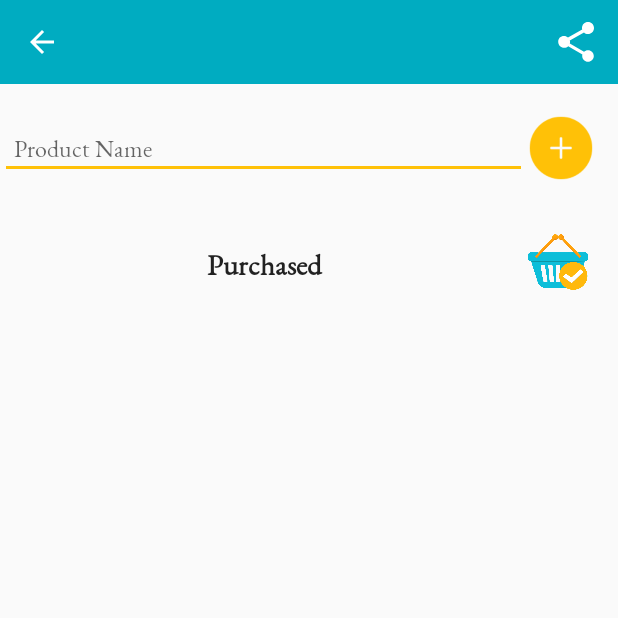
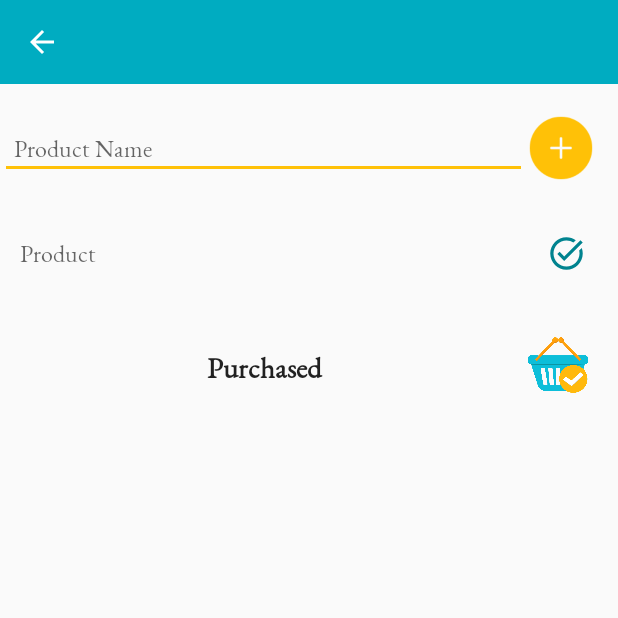
Before and after one commit to LenaShervarly/GoalPlanner, an Android app: the ProductsSettingActivity screen opened directly, with no data from a screen before it, after a tap on an icon or button, on a phone screen of 412 x 824 dp, the top half of it. Run offline under Robolectric (Android 15) with nearby library versions, the light colour scheme and no system bars.

Commit message:
Enable drag and drop in planning lists and possibility to update categories

```diff
--- a/app/src/main/java/com/shervarly/lena/goalplanner/GlobalVariables.kt
+++ b/app/src/main/java/com/shervarly/lena/goalplanner/GlobalVariables.kt
@@ -1,8 +1,6 @@
 package com.shervarly.lena.goalplanner
 
 import android.content.Context
-import android.view.View
-import android.widget.ArrayAdapter
 import com.j256.ormlite.android.apptools.OpenHelperManager
 import dbmodule.DatabaseHelper
 
@@ -10,7 +8,7 @@
  * Created by elena on 21.01.2018.
  */
 
-val CATEGORY_TITLE = "CATEGORY_TITLE"
+const val CATEGORY_TITLE = "CATEGORY_TITLE"
 
 fun getDBHelper(context: Context): DatabaseHelper {
     return OpenHelperManager.getHelper(context, DatabaseHelper::class.java)
--- /dev/null
+++ b/app/src/main/java/com/shervarly/lena/goalplanner/IAdapter.kt
@@ -0,0 +1,5 @@
+package com.shervarly.lena.goalplanner
+
+interface IAdapter {
+    fun onRowMoved(fromPosition: Int, toPosition: Int)
+}
--- a/app/src/main/java/com/shervarly/lena/goalplanner/ProductsSettingActivity.kt
+++ b/app/src/main/java/com/shervarly/lena/goalplanner/ProductsSettingActivity.kt
@@ -1,7 +1,6 @@
 package com.shervarly.lena.goalplanner
 
 import android.content.Context
-import android.content.Intent
 import android.graphics.Paint
 import android.os.Bundle
 import android.view.*
@@ -14,70 +13,48 @@
 import java.util.*
 import androidx.appcompat.app.ActionBar
 import androidx.appcompat.app.AppCompatActivity
-import androidx.appcompat.widget.ShareActionProvider
 import androidx.appcompat.widget.Toolbar
-import androidx.core.view.MenuItemCompat
+import androidx.recyclerview.widget.ItemTouchHelper
+import androidx.recyclerview.widget.LinearLayoutManager
+import androidx.recyclerview.widget.RecyclerView
 
 
 class ProductsSettingActivity : AppCompatActivity() {
-    private lateinit var productsListView: ListView
-    private lateinit var purchasedPoductsListView: ListView
+    private lateinit var purchasedProductsListView: ListView
     private lateinit var categoryTitle: String
     private lateinit var productDAO: Dao<ProductDTO, Int>
-    private var allProducts: List<ProductDTO> = ArrayList()
+    private var productsToBuy: List<ProductDTO> = ArrayList()
     private var purchasedProducts: List<ProductDTO> = ArrayList()
     private lateinit var databaseHelper: DatabaseHelper
-    lateinit var shareActionProvider: ShareActionProvider
+    private lateinit var touchHelper: ItemTouchHelper
 
     override fun onCreate(savedInstanceState: Bundle?) {
         super.onCreate(savedInstanceState)
         setContentView(R.layout.activity_products_setting)
 
-        categoryTitle = intent.getStringExtra(CATEGORY_TITLE)
-        val textForMyTitle = "$categoryTitle"
+        categoryTitle = intent.getStringExtra(CATEGORY_TITLE) ?: ""
 
         val toolbar: Toolbar? = findViewById(R.id.toolbar)
         if (toolbar != null) {
             setSupportActionBar(toolbar)
-            supportActionBar?.title = textForMyTitle
+            supportActionBar?.title = categoryTitle
         }
-        var actionBar: ActionBar? = supportActionBar
+        val actionBar: ActionBar? = supportActionBar
         actionBar?.setDisplayHomeAsUpEnabled(true)
 
         databaseHelper = getDBHelper()
         productDAO = databaseHelper.getProductsDao()
 
-        productsListView = findViewById(R.id.products_list)
-        purchasedPoductsListView = findViewById(R.id.purchased_products_list)
+        purchasedProductsListView = findViewById(R.id.purchased_products_list)
         updateUI()
-    }
-
-    override fun onCreateOptionsMenu(menu: Menu): Boolean {
-        menuInflater.inflate(R.menu.main_menu, menu)
-        val shareButton: MenuItem = menu.findItem(R.id.action_share)
-        shareActionProvider = MenuItemCompat.getActionProvider(shareButton) as ShareActionProvider
-        val message = StringBuilder()
-        message.append("Just look! My products for the next  are: \n")
-        productDAO.queryForAll()
-                .map { productDTO -> productDTO.productName }
-                .forEach{productName -> message.append(productName + "\n")}
-        setShareActionIntent(message.toString())
-        return super.onCreateOptionsMenu(menu)
-    }
-
-    private fun setShareActionIntent(message: String) {
-        val intent = Intent(Intent.ACTION_SEND)
-        intent.type = "text/plain"
-        intent.putExtra(Intent.EXTRA_TEXT, message)
-        shareActionProvider.setShareIntent(intent)
     }
 
     fun addProduct(view: View){
         val productsTextView: EditText = (view.parent as View).findViewById(R.id.new_product)
-        val productName = productsTextView.text.toString().capitalize()
+        val productName = productsTextView.text.toString().capitalize(Locale.ROOT)
 
         val purchased = false
-        val newProduct = ProductDTO(0, categoryTitle, productName, purchased )
+        val newProduct = ProductDTO(0, categoryTitle, productName, purchased, productsToBuy.size )
 
         productDAO.createIfNotExists(newProduct)
         updateUI()
@@ -85,7 +62,7 @@
     }
 
     fun resetBasket(view: View) {
-        var purchasedProducts = databaseHelper.getProductsByCategoryAndPurchasedStatus(categoryTitle, true)
+        val purchasedProducts = databaseHelper.getProductsByCategoryAndPurchasedStatus(categoryTitle, true)
         purchasedProducts.forEach {
             product -> product.purchased = false
             productDAO.update(product)
@@ -97,9 +74,9 @@
         return OpenHelperManager.getHelper(this, DatabaseHelper::class.java)
     }
 
-    fun updateProduct(product: ProductDTO){
+    fun updatePurchasedStatus(product: ProductDTO){
         try {
-            var productToUpdate = databaseHelper.getProductsById(product.productId)
+            val productToUpdate = databaseHelper.getProductsById(product.productId)
             productToUpdate.purchased = !productToUpdate.purchased
             productDAO.update(productToUpdate)
         } catch (e: SQLException){
@@ -109,58 +86,106 @@
     }
 
     private fun updateUI(){
-        allProducts = databaseHelper.getProductsByCategoryAndPurchasedStatus(categoryTitle, false)
+        productsToBuy = databaseHelper.getProductsByCategoryAndPurchasedStatus(categoryTitle, false).sortedBy { prod -> prod.order }
         purchasedProducts = databaseHelper.getProductsByCategoryAndPurchasedStatus(categoryTitle, true)
-        productsListView.adapter = CustomAdapter(this, R.layout.item, allProducts)
-        purchasedPoductsListView.adapter = PurchasedCustomAdapter(this, R.layout.item_purchased, purchasedProducts)
+        purchasedProductsListView.adapter = PurchasedCustomAdapter(this, R.layout.item_purchased, purchasedProducts)
+
+        val productsRecyclerView: RecyclerView = findViewById(R.id.recycler_view_products)
+        val adapter = ProductsAdapter( productsToBuy)
+        val callback: ItemTouchHelper.Callback = ItemMoveCallbackListener(adapter)
+        touchHelper = ItemTouchHelper(callback)
+        touchHelper.attachToRecyclerView(productsRecyclerView)
+        productsRecyclerView.adapter = adapter
+        productsRecyclerView.layoutManager = LinearLayoutManager(this)
     }
 
-    fun removeProduct(position: Int){
+    fun removeProduct(product: ProductDTO){
         try {
-            productDAO.delete(productDAO.queryForAll()[position])
+            productDAO.delete(product)
         } catch (e: SQLException){
             e.printStackTrace()
         }
         updateUI()
     }
 
-    inner class CustomAdapter(context: Context, resource: Int, private val productsToBuy: List<ProductDTO>): ArrayAdapter<ProductDTO>(context, resource, productsToBuy) {
+    inner class ProductsAdapter(private val products: List<ProductDTO>): IAdapter,
+        RecyclerView.Adapter<ProductsSettingActivity.ProductsAdapter.ProductViewHolder>(), ItemMoveCallbackListener.Listener {
+        inner class ProductViewHolder(view: View) : RecyclerView.ViewHolder(view) {
 
-        override fun getView(position: Int, convertView: View?, parent: ViewGroup): View? {
-            var convertView = convertView
-            if (convertView == null)
-                convertView = LayoutInflater.from(context).inflate(R.layout.item, parent, false)
+            private val productNameField = itemView.findViewById(R.id.product_title) as TextView
+            private val productPurchasedCheckBox = itemView.findViewById(R.id.product_done) as Button
 
-            val productNameField = convertView?.findViewById(R.id.product_title) as TextView
-            val productPurchasedCheckBox = convertView?.findViewById(R.id.product_purchased_status) as CheckBox
+            fun bind(productDTO: ProductDTO) {
+                productPurchasedCheckBox.setOnClickListener {
+                    updatePurchasedStatus(productDTO)
+                }
+                productNameField.text = productDTO.productName
 
-            productPurchasedCheckBox.setOnClickListener { view ->
-                productPurchasedCheckBox.isChecked = true
-                updateProduct(productsToBuy[position])
+                productNameField.setOnDragListener { _, event ->
+                    if (event.action == MotionEvent.ACTION_DOWN) {
+                        touchHelper.startDrag(this)
+                    }
+                    return@setOnDragListener true
+                }
             }
-            productNameField.text = productsToBuy[position].productName
+        }
 
-            return convertView
-        }
+            override fun onCreateViewHolder(parent: ViewGroup, viewType: Int):
+                    ProductsSettingActivity.ProductsAdapter.ProductViewHolder {
+                val view =  LayoutInflater.from(parent.context).inflate(R.layout.item_product, parent, false)
+                return ProductViewHolder(view)
+            }
+
+            override fun onBindViewHolder(holder: ProductsSettingActivity.ProductsAdapter.ProductViewHolder, position: Int) {
+                val product = products[position]
+                holder.bind(product)
+            }
+
+            override fun getItemCount() = products.size
+
+            override fun onRowMoved(fromPosition: Int, toPosition: Int) {
+                if (fromPosition < toPosition) {
+                    for (i in fromPosition until toPosition) {
+                        Collections.swap(products, i, i + 1)
+                    }
+                } else {
+                    for (i in fromPosition downTo toPosition + 1) {
+                        Collections.swap(products, i, i - 1)
+                    }
+                }
+                val currentOrder = products[fromPosition].order
+                products[fromPosition].order = products[toPosition].order
+                products[toPosition].order = currentOrder
+                productDAO.update(products[fromPosition])
+                productDAO.update(products[toPosition])
+                notifyItemMoved(fromPosition, toPosition)
+            }
+
+            override fun onRowSelected(itemViewHolder: CategoryActivity.CategoryViewAdapter.CategoryViewHolder) {
+            }
+
+            override fun onRowClear(itemViewHolder: CategoryActivity.CategoryViewAdapter.CategoryViewHolder) {
+            }
     }
 
     inner class PurchasedCustomAdapter(context: Context, resource: Int, private val purchasedProducts: List<ProductDTO>): ArrayAdapter<ProductDTO>(context, resource, purchasedProducts) {
 
-        override fun getView(position: Int, convertView: View?, parent: ViewGroup): View? {
-            var convertView = convertView
+        override fun getView(position: Int, viewParam: View?, parent: ViewGroup): View {
+            var convertView = viewParam
             if (convertView == null)
                 convertView = LayoutInflater.from(context).inflate(R.layout.item_purchased, parent, false)
 
             val productNameField = convertView?.findViewById(R.id.purchased_title) as TextView
             productNameField.text = purchasedProducts[position].productName
             productNameField.paintFlags = Paint.STRIKE_THRU_TEXT_FLAG
-            productNameField.setOnClickListener {view ->
-                updateProduct(purchasedProducts[position])
+            productNameField.setOnClickListener {
+                updatePurchasedStatus(purchasedProducts[position])
             }
 
-            val deleteButton = convertView?.findViewById(R.id.delete_item) as Button
-            deleteButton.setOnClickListener {view ->
-                removeProduct(position)
+            val deleteButton = convertView.findViewById(R.id.delete_item) as Button
+            deleteButton.setOnClickListener {
+                val productToDelete = purchasedProducts[position]
+                removeProduct(productToDelete)
             }
 
             return convertView
--- a/app/src/main/java/dbmodule/DTOs.kt
+++ b/app/src/main/java/dbmodule/DTOs.kt
@@ -1,21 +1,22 @@
 package dbmodule
-import com.j256.ormlite.field.DatabaseField;
-import com.j256.ormlite.table.DatabaseTable;
+import com.j256.ormlite.field.DatabaseField
+import com.j256.ormlite.table.DatabaseTable
 import java.io.Serializable
-import java.util.*
 
 
 @DatabaseTable(tableName = "Categories")
 data class CategoryDTO(@DatabaseField(generatedId = true) val categoryId: Int,
-                       @DatabaseField val categoryTitle: String,
-                       @DatabaseField var purchased: Boolean): Serializable {
-    constructor() : this(0, "", false)
+                       @DatabaseField var categoryTitle: String,
+                       @DatabaseField var purchased: Boolean,
+                       @DatabaseField var order: Int): Serializable {
+    constructor() : this(0, "", false, 0)
 }
 
 @DatabaseTable(tableName = "Products")
 data class ProductDTO(@DatabaseField(generatedId = true) val productId: Int = 0,
                       @DatabaseField val category: String,
                       @DatabaseField val productName: String,
-                      @DatabaseField var purchased: Boolean): Serializable{
-    constructor() : this(0,  "", "", false)
+                      @DatabaseField var purchased: Boolean,
+                      @DatabaseField var order: Int): Serializable{
+    constructor() : this(0,  "", "", false, 0)
 }
--- a/app/src/main/java/dbmodule/DatabaseConfigUtil.kt
+++ b/app/src/main/java/dbmodule/DatabaseConfigUtil.kt
@@ -1,8 +1,6 @@
 package dbmodule
 
 import com.j256.ormlite.android.apptools.OrmLiteConfigUtil
-import java.io.IOException
-import java.sql.SQLException
 
 
 /**
--- /dev/null
+++ b/app/src/main/res/drawable-mdpi/baseline_task_alt_24.xml
@@ -0,0 +1,10 @@
+<vector xmlns:android="http://schemas.android.com/apk/res/android"
+    android:width="24dp"
+    android:height="24dp"
+    android:viewportWidth="24"
+    android:viewportHeight="24"
+    android:tint="#00838F">
+  <path
+      android:fillColor="@android:color/white"
+      android:pathData="M22,5.18L10.59,16.6l-4.24,-4.24l1.41,-1.41l2.83,2.83l10,-10L22,5.18zM19.79,10.22C19.92,10.79 20,11.39 20,12c0,4.42 -3.58,8 -8,8s-8,-3.58 -8,-8c0,-4.42 3.58,-8 8,-8c1.58,0 3.04,0.46 4.28,1.25l1.44,-1.44C16.1,2.67 14.13,2 12,2C6.48,2 2,6.48 2,12c0,5.52 4.48,10 10,10s10,-4.48 10,-10c0,-1.19 -0.22,-2.33 -0.6,-3.39L19.79,10.22z"/>
+</vector>
--- /dev/null
+++ b/app/src/main/res/drawable/ic_baseline_edit_24.xml
@@ -0,0 +1,5 @@
+<vector android:height="24dp" android:tint="#00838F"
+    android:viewportHeight="24" android:viewportWidth="24"
+    android:width="24dp" xmlns:android="http://schemas.android.com/apk/res/android">
+    <path android:fillColor="@android:color/white" android:pathData="M3,17.25V21h3.75L17.81,9.94l-3.75,-3.75L3,17.25zM20.71,7.04c0.39,-0.39 0.39,-1.02 0,-1.41l-2.34,-2.34c-0.39,-0.39 -1.02,-0.39 -1.41,0l-1.83,1.83 3.75,3.75 1.83,-1.83z"/>
+</vector>
--- /dev/null
+++ b/app/src/main/res/drawable/ic_twotone_done_24.xml
@@ -0,0 +1,5 @@
+<vector android:height="24dp" android:tint="#929292"
+    android:viewportHeight="24" android:viewportWidth="24"
+    android:width="24dp" xmlns:android="http://schemas.android.com/apk/res/android">
+    <path android:fillColor="#00838F" android:pathData="M9,16.2L4.8,12l-1.4,1.4L9,19 21,7l-1.4,-1.4L9,16.2z"/>
+</vector>
--- a/app/src/main/res/layout/activity_products_setting.xml
+++ b/app/src/main/res/layout/activity_products_setting.xml
@@ -41,12 +41,11 @@
 
     </LinearLayout>
 
-    <ListView
-        android:id="@+id/products_list"
+    <androidx.recyclerview.widget.RecyclerView
+        android:id="@+id/recycler_view_products"
         android:layout_width="match_parent"
-        android:layout_height="wrap_content">
-
-    </ListView>
+        android:layout_height="wrap_content"
+        android:orientation="vertical"/>
 
     <LinearLayout
         android:layout_width="match_parent"
--- a/app/src/main/res/layout/item.xml
+++ b/app/src/main/res/layout/item_product.xml
@@ -1,7 +1,7 @@
 <?xml version="1.0" encoding="utf-8"?>
 <LinearLayout xmlns:android="http://schemas.android.com/apk/res/android"
     android:layout_width="match_parent"
-    android:layout_height="match_parent"
+    android:layout_height="wrap_content"
     android:layout_gravity="center_vertical"
     android:paddingBottom="10dp"
     android:paddingTop="10dp"
@@ -23,13 +23,12 @@
         android:textAppearance="@style/TextAppearance.AppCompat"
         android:textSize="16sp" />
 
-    <CheckBox
-        android:id="@+id/product_purchased_status"
-        android:layout_width="30dp"
-        android:layout_height="wrap_content"
-        android:layout_gravity="right|center_vertical|end"
-        android:layout_marginEnd="15dp"
-        android:layout_marginRight="15dp"
-        />
+    <Button
+        android:id="@+id/product_done"
+        android:layout_width="26dp"
+        android:layout_height="26dp"
+        android:layout_marginRight="21dp"
+        android:background="@drawable/baseline_task_alt_24"
+        android:layout_gravity="center"/>
 
 </LinearLayout>
--- a/app/src/main/res/layout/item_purchased.xml
+++ b/app/src/main/res/layout/item_purchased.xml
@@ -29,7 +29,7 @@
         android:id="@+id/delete_item"
         android:layout_width="29dp"
         android:layout_height="26dp"
-        android:layout_marginRight="21dp"
+        android:layout_marginRight="25dp"
         android:background="@drawable/icons8trash"
         android:layout_gravity="center"/>
 
```
Also changed, not shown: app/build.gradle (+11 -9 lines), app/src/main/java/com/shervarly/lena/goalplanner/CategoryActivity.kt (+59 -37 lines), app/src/main/java/com/shervarly/lena/goalplanner/ItemMoveCallbackListener.kt (+5 -21 lines), app/src/main/java/dbmodule/DatabaseHelper.kt (+8 -8 lines), app/src/main/res/layout/item_category.xml (+27 -2 lines).
